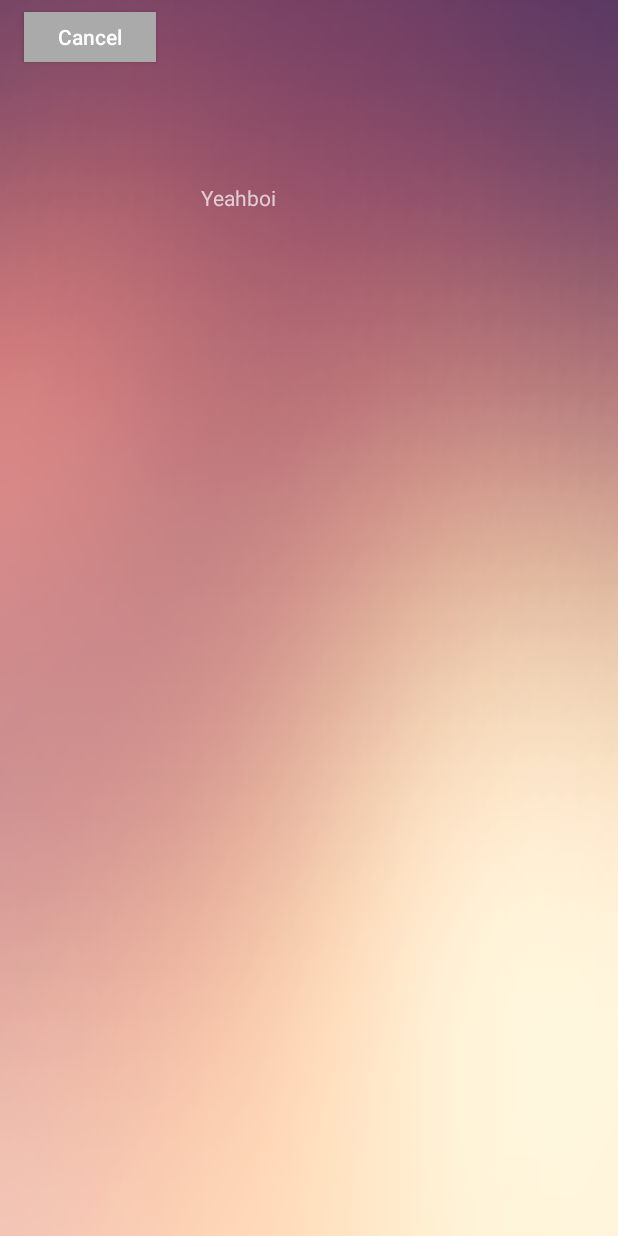
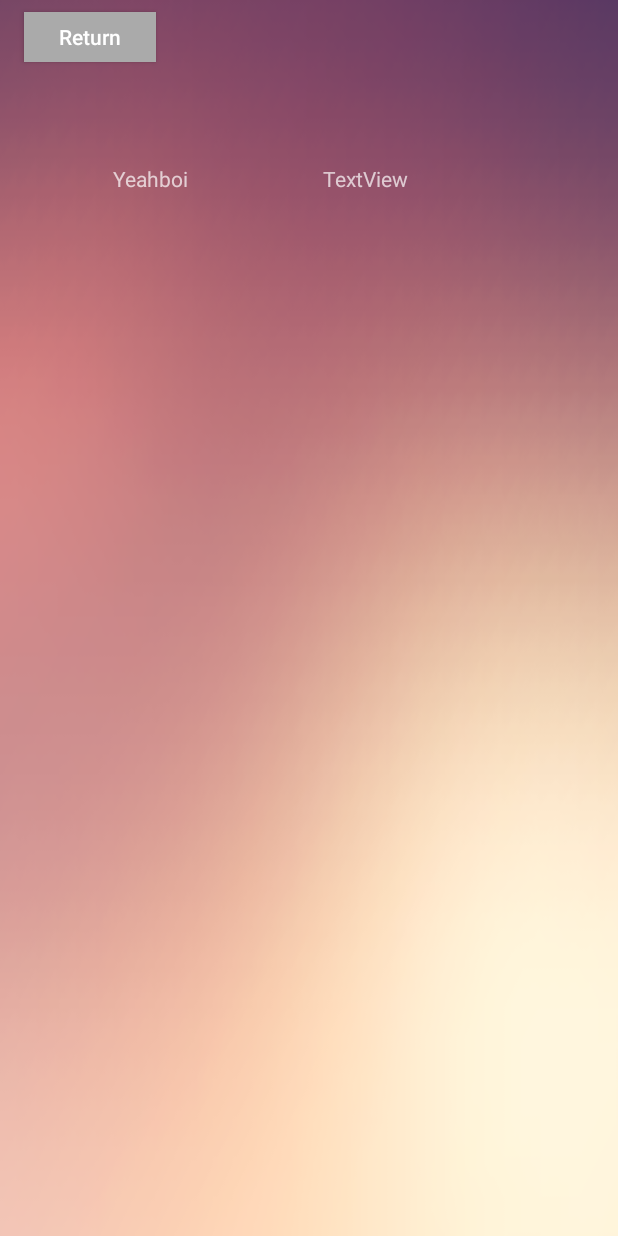
Before and after one commit to SummerProgram2018/DrinkingBuddies, an Android app: the Tab3ShowReviews screen opened directly, with no data from a screen before it, on a phone screen of 412 x 824 dp. Run offline under Robolectric (Android 15) with nearby library versions, the phone set to English and light mode, and no system bars; 1 statement that could not run was skipped.

Commit message:
jonals broken code

```diff
--- a/app/src/main/java/com/example/jonahluton/drinkingbuddiesjonah/MyItemRecyclerViewAdapter2.java
+++ b/app/src/main/java/com/example/jonahluton/drinkingbuddiesjonah/MyItemRecyclerViewAdapter2.java
@@ -51,7 +51,7 @@ public class MyItemRecyclerViewAdapter2 extends RecyclerView.Adapter<MyItemRecyc
             @Override
             public void onClick(View v) {
                 //TODO working here
-                Toast.makeText(v.getContext() , "shut up joe",
+                Toast.makeText(v.getContext() , "chatting",
                         Toast.LENGTH_LONG).show();
                 /*
                 if (null != mListener) {
--- a/app/src/main/java/com/example/jonahluton/drinkingbuddiesjonah/Tab3ShowReviews.java
+++ b/app/src/main/java/com/example/jonahluton/drinkingbuddiesjonah/Tab3ShowReviews.java
@@ -4,11 +4,15 @@ import android.os.Bundle;
 import android.support.v7.app.AppCompatActivity;
 import android.view.View;
 import android.widget.Button;
+import android.widget.TextView;
 
 
 public class Tab3ShowReviews extends AppCompatActivity implements View.OnClickListener{
     private Button button_return;
-    //private Button button_save;
+    private TextView rating1;
+
+
+
     @Override
     protected void onCreate(Bundle savedInstanceState) {
         super.onCreate(savedInstanceState);
@@ -19,6 +23,14 @@ public class Tab3ShowReviews extends AppCompatActivity implements View.OnClickLi
     private  void initView(){
         button_return = (Button)findViewById(R.id.button_return);
         button_return.setOnClickListener(this);
+        Bundle b = getIntent().getExtras();
+        int value = -1; // or other values
+        if(b != null) {
+            value = b.getInt("key");
+        }
+        rating1  = (TextView)findViewById(R.id.rating_1);
+        rating1.setText(value);
+
 //        button_save = (Button)findViewById(R.id.button_save);
 //        button_save.setOnClickListener(this);
     }
--- a/app/src/main/res/layout/activity_show_reviews.xml
+++ b/app/src/main/res/layout/activity_show_reviews.xml
@@ -17,7 +17,7 @@
         android:layout_marginTop="8dp"
         android:background="@android:color/darker_gray"
         android:clickable="true"
-        android:text="@string/edit_cancel"
+        android:text="@string/edit_return"
         android:textAllCaps="false"
         android:textColor="@android:color/white"
         app:layout_constraintStart_toStartOf="parent"
@@ -29,7 +29,17 @@
         android:layout_height="wrap_content"
         android:layout_alignParentStart="true"
         android:layout_alignParentTop="true"
-        android:layout_marginStart="134dp"
-        android:layout_marginTop="122dp"
+        android:layout_marginStart="75dp"
+        android:layout_marginTop="109dp"
         android:text="Yeahboi" />
+
+    <TextView
+        android:id="@+id/rating_1"
+        android:layout_width="wrap_content"
+        android:layout_height="wrap_content"
+        android:layout_alignParentEnd="true"
+        android:layout_alignTop="@+id/textView3"
+        android:layout_marginEnd="140dp"
+        android:text="TextView" />
+
 </RelativeLayout>
--- a/app/src/main/res/values/strings.xml
+++ b/app/src/main/res/values/strings.xml
@@ -21,6 +21,7 @@
     <string name="user_dis">User Discription</string>
     <string name="edit_cancel">Cancel</string>
     <string name="edit_save">Save</string>
+    <string name="edit_return">Return</string>
 
     <!-- strings related to signup -->
     <string name="next">Next</string>
```
Also changed, not shown: app/src/main/java/com/example/jonahluton/drinkingbuddiesjonah/Tab3Reviews.java (+10 -0 lines), app/src/main/res/layout/fragment_item3.xml (+5 -5 lines).
